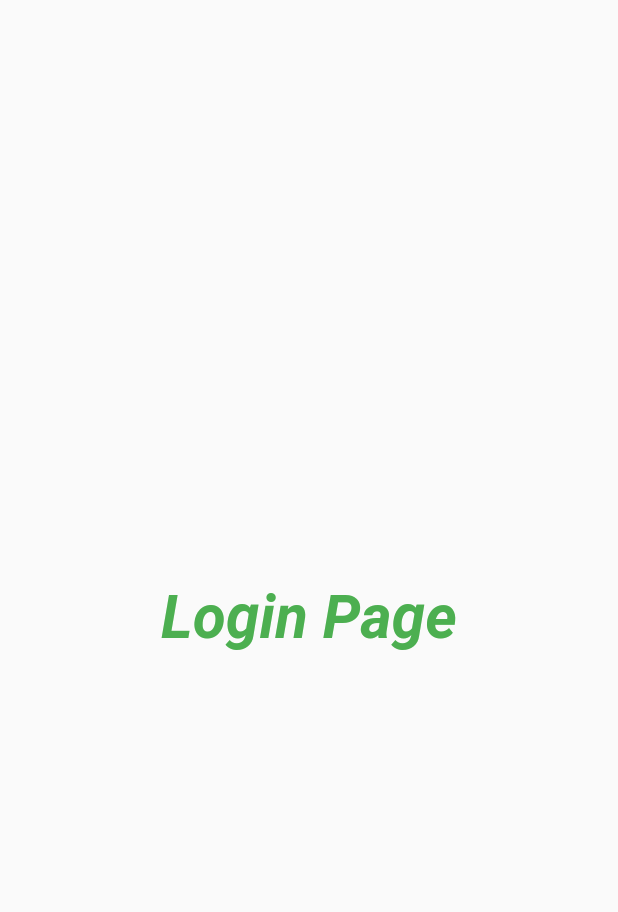
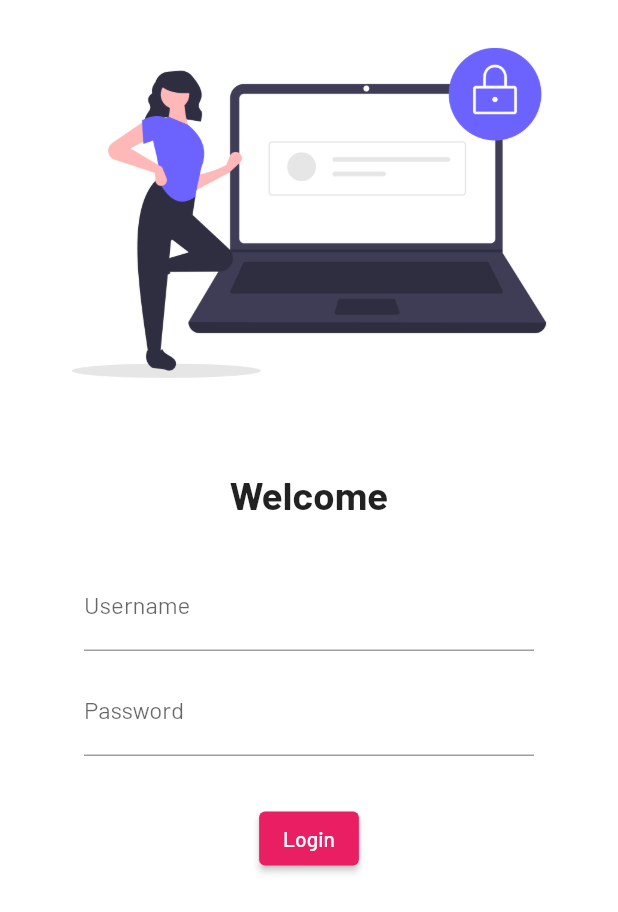
Before and after one commit to 25kudit/Learning_Flutter, a Flutter app: the screen it shows after launch, on a phone screen of 412 x 824 dp. Shown: the top 912 px of the screen. Run offline on Flutter 3.47's test engine with Material 2 defaults, Android fonts, the phone set to English and light mode, and no system bars; our stand-ins replace google_fonts; Roboto replaces fonts that are missing (times new roman).

Commit message:
commit day4

```diff
--- a/lib/main.dart
+++ b/lib/main.dart
@@ -1,6 +1,6 @@
 import 'package:flutter/material.dart';
 import 'package:flutter_application_1/pages/loginpage.dart';
-
+import 'package:google_fonts/google_fonts.dart';
 import 'pages/homepage.dart';
 
 void main() {
@@ -13,9 +13,10 @@ class UditApk extends StatelessWidget {
   Widget build(BuildContext context) {
     return MaterialApp(
       home: homepage(),
-      //themeMode: ThemeMode.light,
+      themeMode: ThemeMode.light,
       theme: ThemeData(
-        primarySwatch: Colors.deepPurple
+        primarySwatch: Colors.pink,
+        fontFamily: GoogleFonts.barlow().fontFamily
       ),
       initialRoute: "/login",
       routes: {
--- a/lib/pages/loginpage.dart
+++ b/lib/pages/loginpage.dart
@@ -1,21 +1,58 @@
+// ignore_for_file: prefer_const_constructors
+
+import 'package:flutter/cupertino.dart';
 import 'package:flutter/material.dart';
 
 class LoginPage extends StatelessWidget {
   @override
   Widget build(BuildContext context) {
     return Material(
-      child: Center(
-        child: Text(
-          "Login Page",
-          style: TextStyle(
-            fontSize: 40,
-            fontWeight: FontWeight.bold,
-            fontStyle: FontStyle.italic,
-            fontFamily: "times new roman",
-            color: Colors.green
-          ),
-        )
-        ),
-    );
+        color: Colors.white,
+        child: Column(
+          children: [
+            Image.asset(
+              "assets/images/login_image.png",
+            ),
+            SizedBox(
+              height: 30.0,
+            ),
+            Text("Welcome",
+                style: TextStyle(
+                  fontSize: 26,
+                  fontWeight: FontWeight.bold,
+                )),
+            SizedBox(
+              height: 30.0,
+            ),
+            SizedBox(
+              height: 70,
+              width: 300,
+              child: TextFormField(
+                decoration: InputDecoration(
+                    labelText: "Username",
+                    hintText: "Enter Username"
+                ),
+              ),
+            ),
+            SizedBox(
+              height: 70,
+              width: 300,
+              child: TextFormField(
+                obscureText: true,
+                decoration: InputDecoration(
+                  labelText: "Password",
+                  hintText: "Enter Password",
+                ),
+              ),
+            ),
+            SizedBox(
+              height: 20,
+            ),
+            ElevatedButton(
+              onPressed: () {},
+              child: Text("Login"),
+            )
+          ],
+        ));
   }
 }
```
Also changed, not shown: pubspec.yaml (+3 -15 lines), assets/images/login_image.png (added), pubspec.lock.
